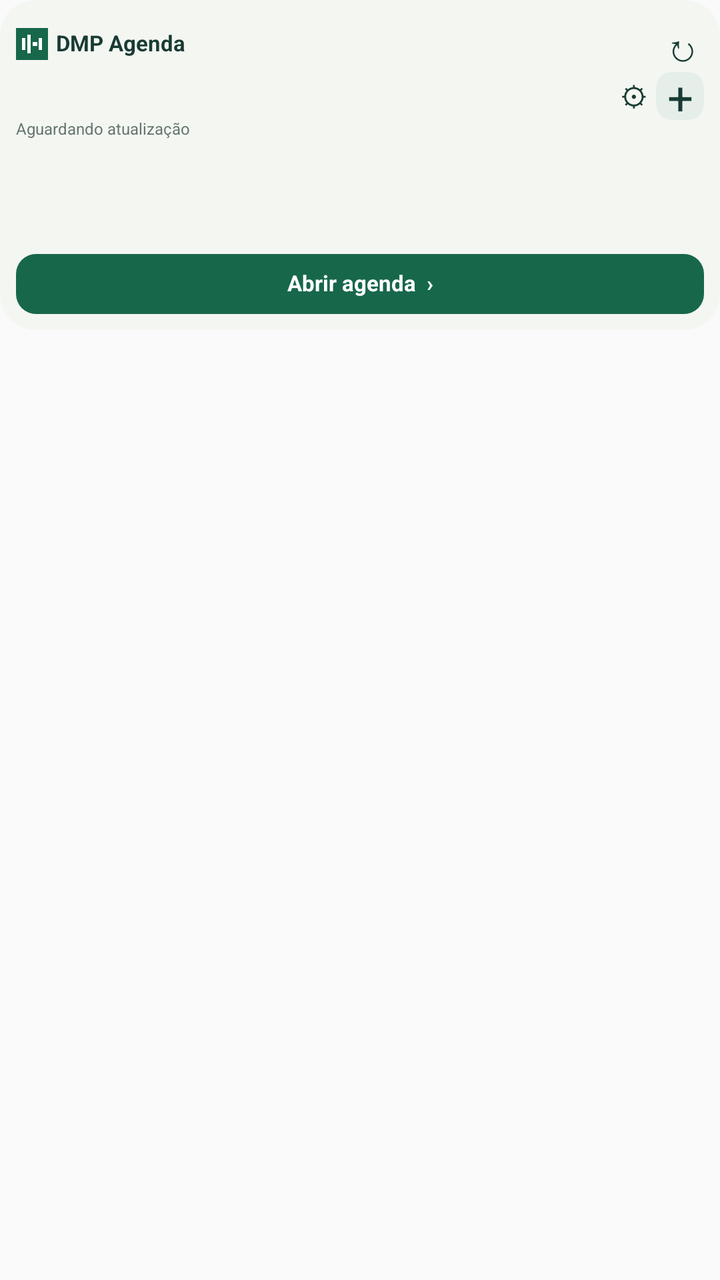
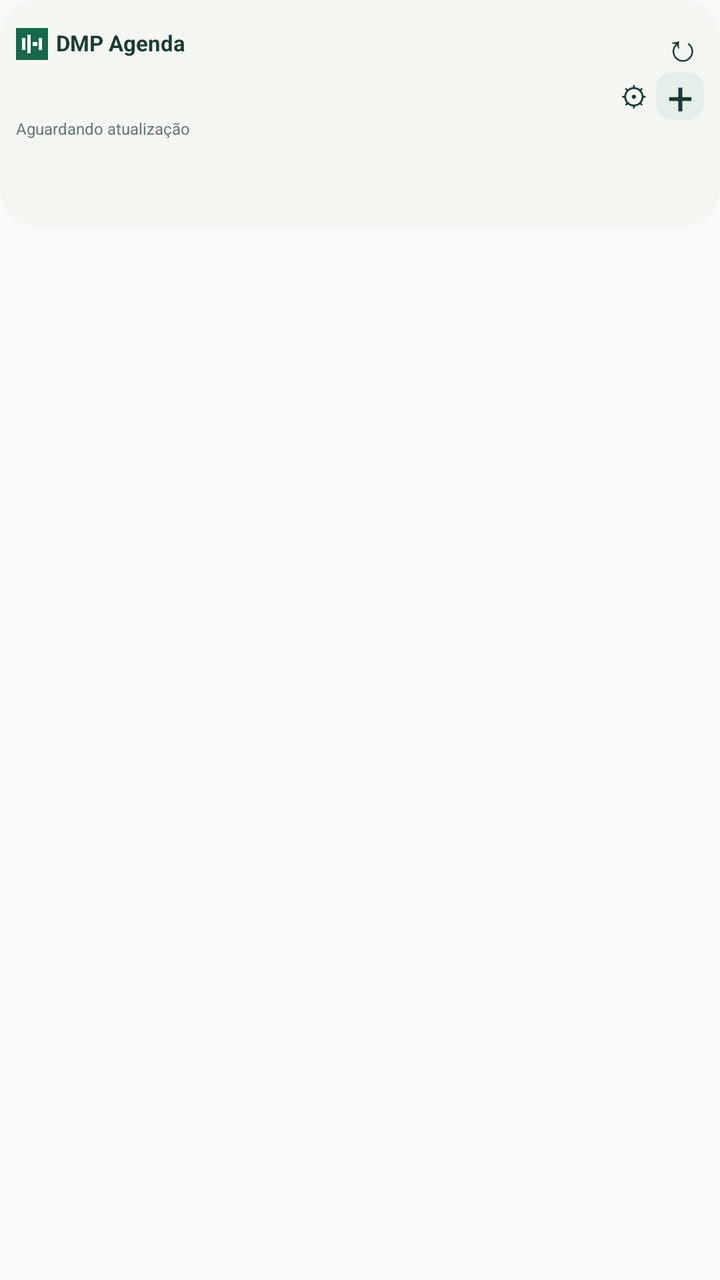

Two renders of the same Android screen: before a commit and after it. Below are the layout's source before the change and the commit's diff.
<!-- AndroidManifest.xml: application theme android:Theme.Material.Light.NoActionBar -->
<!-- res/layout/agenda_widget_empty.xml -->
<FrameLayout xmlns:android="http://schemas.android.com/apk/res/android" android:id="@+id/root" android:layout_width="match_parent" android:layout_height="match_parent">
  <RelativeLayout android:id="@+id/shell" android:layout_width="match_parent" android:layout_height="wrap_content">
    <ImageView android:id="@+id/shell_bg" android:layout_width="match_parent" android:layout_height="0dp" android:scaleType="fitXY" android:contentDescription="" android:layout_alignTop="@id/content" android:layout_alignBottom="@id/content" android:src="@drawable/widget_surface" />
    <LinearLayout android:layout_width="match_parent" android:layout_height="wrap_content" android:orientation="vertical" android:padding="8dp" android:id="@+id/content">
      <LinearLayout android:layout_width="match_parent" android:layout_height="28dp" android:orientation="horizontal" android:gravity="center_vertical">
        <ImageView android:layout_width="16dp" android:layout_height="16dp" android:src="@drawable/icon" android:contentDescription="DMP" />
        <TextView android:id="@+id/header" android:layout_width="0dp" android:layout_height="wrap_content" android:text="DMP Agenda" android:textSize="11sp" android:textColor="#183B33" android:includeFontPadding="false" android:layout_weight="1" android:paddingStart="4dp" android:maxLines="1" android:ellipsize="end" android:textStyle="bold" />
        <TextView android:id="@+id/refresh" android:layout_width="22dp" android:layout_height="24dp" android:text="↻" android:textSize="19sp" android:textColor="#183B33" android:includeFontPadding="false" android:gravity="center" android:contentDescription="Atualizar" />
      </LinearLayout>
      <LinearLayout android:layout_width="match_parent" android:layout_height="24dp" android:orientation="horizontal" android:gravity="center_vertical">
        <TextView android:id="@+id/date" android:layout_width="0dp" android:layout_height="wrap_content" android:text="" android:textSize="9sp" android:includeFontPadding="false" android:layout_weight="1" android:maxLines="1" android:textColor="#5D706A" />
        <TextView android:id="@+id/settings" android:layout_width="22dp" android:layout_height="20dp" android:text="⚙" android:textSize="14sp" android:textColor="#183B33" android:includeFontPadding="false" android:gravity="center" android:contentDescription="Configurar widget" />
        <TextView android:id="@+id/add" android:layout_width="24dp" android:layout_height="24dp" android:text="+" android:textSize="23sp" android:textColor="#183B33" android:includeFontPadding="false" android:gravity="center" android:contentDescription="Adicionar compromisso" android:background="@drawable/widget_add" />
      </LinearLayout>
      <TextView android:id="@+id/updated" android:layout_width="match_parent" android:layout_height="wrap_content" android:text="Aguardando atualização" android:textSize="8sp" android:includeFontPadding="false" android:textColor="#64766F" android:paddingBottom="4dp" android:maxLines="1" />
      <TextView android:id="@+id/empty_agenda" android:layout_width="match_parent" android:layout_height="32dp" android:textColor="#63716C" android:textSize="11sp" android:gravity="center_vertical">
</TextView>
      <TextView android:id="@+id/more" android:layout_width="match_parent" android:layout_height="wrap_content" android:text="" android:textSize="10sp" android:includeFontPadding="false" android:paddingTop="4dp" android:textColor="#386453" android:maxLines="1" />
      <TextView android:id="@+id/agenda" android:layout_width="match_parent" android:layout_height="30dp" android:text="Abrir agenda  ›" android:textSize="11sp" android:includeFontPadding="false" android:background="@drawable/widget_button" android:textColor="#FFFFFF" android:gravity="center" android:textStyle="bold" android:layout_marginTop="6dp" />
    </LinearLayout>
  </RelativeLayout>
</FrameLayout>
<!-- resources referenced by this layout -->
<resources>
  <!-- drawable icon (drawable) -->
  <vector xmlns:android="http://schemas.android.com/apk/res/android" android:width="48dp" android:height="48dp" android:viewportWidth="48" android:viewportHeight="48"><path android:fillColor="#17674B" android:pathData="M0,0h48v48h-48z"/><path android:fillColor="#FFFFFF" android:pathData="M9,15h5v18h-5zM17,10h5v28h-5zM25,21h7v6h-7zM34,15h5v18h-5z"/></vector>
  <!-- drawable widget_add (drawable) -->
  <shape xmlns:android="http://schemas.android.com/apk/res/android" android:shape="rectangle"><solid android:color="#E5EEE8"/><corners android:radius="8dp"/></shape>
  <!-- drawable widget_button (drawable) -->
  <shape xmlns:android="http://schemas.android.com/apk/res/android" android:shape="rectangle"><solid android:color="#17674B"/><corners android:radius="10dp"/></shape>
  <!-- drawable widget_surface (drawable) -->
  <shape xmlns:android="http://schemas.android.com/apk/res/android" android:shape="rectangle"><solid android:color="#F4F6F2"/><corners android:radius="18dp"/></shape>
</resources>

<!-- the commit's change to res/layout/agenda_widget_empty.xml (unified diff, before → after) -->
@@ -15,8 +15,6 @@
       <TextView android:id="@+id/updated" android:layout_width="match_parent" android:layout_height="wrap_content" android:text="Aguardando atualização" android:textSize="8sp" android:includeFontPadding="false" android:textColor="#64766F" android:paddingBottom="4dp" android:maxLines="1" />
       <TextView android:id="@+id/empty_agenda" android:layout_width="match_parent" android:layout_height="32dp" android:textColor="#63716C" android:textSize="11sp" android:gravity="center_vertical">
 </TextView>
-      <TextView android:id="@+id/more" android:layout_width="match_parent" android:layout_height="wrap_content" android:text="" android:textSize="10sp" android:includeFontPadding="false" android:paddingTop="4dp" android:textColor="#386453" android:maxLines="1" />
-      <TextView android:id="@+id/agenda" android:layout_width="match_parent" android:layout_height="30dp" android:text="Abrir agenda  ›" android:textSize="11sp" android:includeFontPadding="false" android:background="@drawable/widget_button" android:textColor="#FFFFFF" android:gravity="center" android:textStyle="bold" android:layout_marginTop="6dp" />
     </LinearLayout>
   </RelativeLayout>
 </FrameLayout>
<!-- resource entries referenced after the edit -->
@@ -4,8 +4,6 @@
   <vector xmlns:android="http://schemas.android.com/apk/res/android" android:width="48dp" android:height="48dp" android:viewportWidth="48" android:viewportHeight="48"><path android:fillColor="#17674B" android:pathData="M0,0h48v48h-48z"/><path android:fillColor="#FFFFFF" android:pathData="M9,15h5v18h-5zM17,10h5v28h-5zM25,21h7v6h-7zM34,15h5v18h-5z"/></vector>
   <!-- drawable widget_add (drawable) -->
   <shape xmlns:android="http://schemas.android.com/apk/res/android" android:shape="rectangle"><solid android:color="#E5EEE8"/><corners android:radius="8dp"/></shape>
-  <!-- drawable widget_button (drawable) -->
-  <shape xmlns:android="http://schemas.android.com/apk/res/android" android:shape="rectangle"><solid android:color="#17674B"/><corners android:radius="10dp"/></shape>
   <!-- drawable widget_surface (drawable) -->
   <shape xmlns:android="http://schemas.android.com/apk/res/android" android:shape="rectangle"><solid android:color="#F4F6F2"/><corners android:radius="18dp"/></shape>
 </resources>
